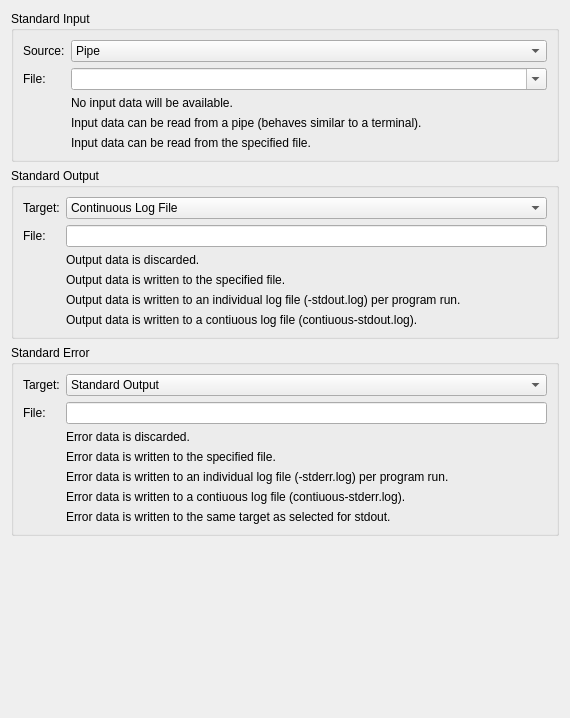
Old version of the form src/brickv/plugin_system/plugins/red/ui/program_page_stdio.ui in the repository Tinkerforge/brickv.
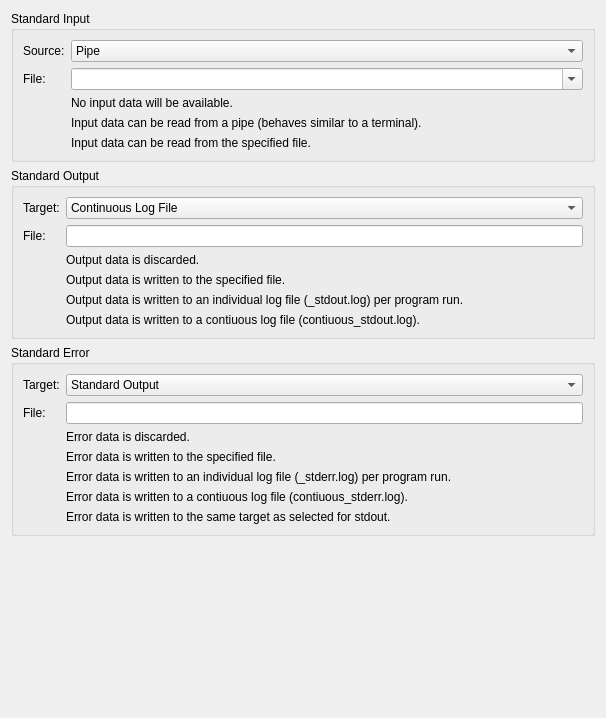
New version of the form.

Commit message: red-brick/pw: Update log file help on stdio page

```diff
--- a/src/brickv/plugin_system/plugins/red/ui/program_page_stdio.ui
+++ b/src/brickv/plugin_system/plugins/red/ui/program_page_stdio.ui
@@ -6,7 +6,7 @@
    <rect>
     <x>0</x>
     <y>0</y>
-    <width>570</width>
+    <width>606</width>
     <height>718</height>
    </rect>
   </property>
@@ -181,7 +181,7 @@
           <item row="4" column="1">
            <widget class="QLabel" name="label_stdout_individual_log_help">
             <property name="text">
-             <string>Output data is written to an individual log file (&lt;timestamp&gt;-stdout.log) per program run.</string>
+             <string>Output data is written to an individual log file (&lt;timestamp&gt;_stdout.log) per program run.</string>
             </property>
             <property name="wordWrap">
              <bool>true</bool>
@@ -214,7 +214,7 @@
           <item row="5" column="1">
            <widget class="QLabel" name="label_stdout_continuous_log_help">
             <property name="text">
-             <string>Output data is written to a contiuous log file (contiuous-stdout.log).</string>
+             <string>Output data is written to a contiuous log file (contiuous_stdout.log).</string>
             </property>
            </widget>
           </item>
@@ -274,7 +274,7 @@
           <item row="4" column="1">
            <widget class="QLabel" name="label_stderr_individual_log_help">
             <property name="text">
-             <string>Error data is written to an individual log file (&lt;timestamp&gt;-stderr.log) per program run.</string>
+             <string>Error data is written to an individual log file (&lt;timestamp&gt;_stderr.log) per program run.</string>
             </property>
             <property name="wordWrap">
              <bool>true</bool>
@@ -335,7 +335,7 @@
           <item row="5" column="1">
            <widget class="QLabel" name="label_stderr_continuous_log_help">
             <property name="text">
-             <string>Error data is written to a contiuous log file (contiuous-stderr.log).</string>
+             <string>Error data is written to a contiuous log file (contiuous_stderr.log).</string>
             </property>
            </widget>
           </item>
```
